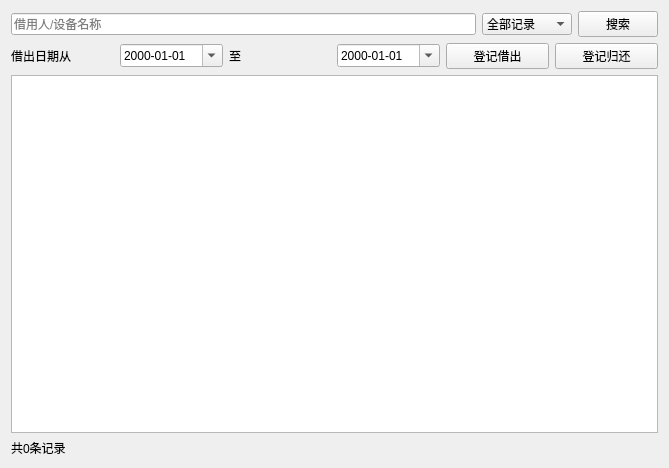
Before: the Qt Designer form module_borrow/borrowpage.ui in Urruna/LabAssetManager, drawn with Qt 5.
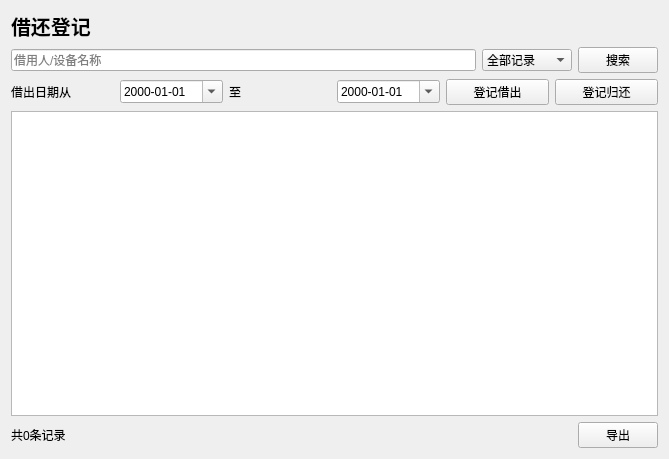
After: the same form once the commit is applied.

Commit message: refactor: 细化设备状态枚举为6种，更新enums.h及联动逻辑

What changed in the file:
```diff
--- a/module_borrow/borrowpage.ui
+++ b/module_borrow/borrowpage.ui
@@ -7,14 +7,27 @@
     <x>0</x>
     <y>0</y>
     <width>669</width>
-    <height>468</height>
+    <height>459</height>
    </rect>
   </property>
   <property name="windowTitle">
    <string>BorrowPage</string>
   </property>
-  <layout class="QVBoxLayout" name="verticalLayout">
-   <item>
+  <layout class="QGridLayout" name="gridLayout">
+   <item row="0" column="0">
+    <widget class="QLabel" name="label">
+     <property name="font">
+      <font>
+       <pointsize>15</pointsize>
+       <bold>true</bold>
+      </font>
+     </property>
+     <property name="text">
+      <string>借还登记</string>
+     </property>
+    </widget>
+   </item>
+   <item row="1" column="0">
     <layout class="QHBoxLayout" name="horizontalLayout">
      <item>
       <widget class="QLineEdit" name="edit_keyword">
@@ -51,7 +64,7 @@
      </item>
     </layout>
    </item>
-   <item>
+   <item row="2" column="0">
     <layout class="QHBoxLayout" name="horizontalLayout_2">
      <item>
       <widget class="QLabel" name="label_from">
@@ -103,7 +116,7 @@
      </item>
     </layout>
    </item>
-   <item>
+   <item row="3" column="0">
     <widget class="QTableView" name="tableView">
      <property name="alternatingRowColors">
       <bool>true</bool>
@@ -113,12 +126,36 @@
      </property>
     </widget>
    </item>
+   <item row="4" column="0">
+    <layout class="QHBoxLayout" name="horizontalLayout_3">
    <item>
     <widget class="QLabel" name="label_count">
      <property name="text">
       <string>共0条记录</string>
      </property>
     </widget>
+     </item>
+     <item>
+      <spacer name="horizontalSpacer">
+       <property name="orientation">
+        <enum>Qt::Horizontal</enum>
+       </property>
+       <property name="sizeHint" stdset="0">
+        <size>
+         <width>40</width>
+         <height>20</height>
+        </size>
+       </property>
+      </spacer>
+     </item>
+     <item>
+      <widget class="QPushButton" name="btn_export_borrow">
+       <property name="text">
+        <string>导出</string>
+       </property>
+      </widget>
+     </item>
+    </layout>
    </item>
   </layout>
  </widget>
```
Lines whose indentation alone changed are shown as unchanged. The commit also changes 34 other files.
